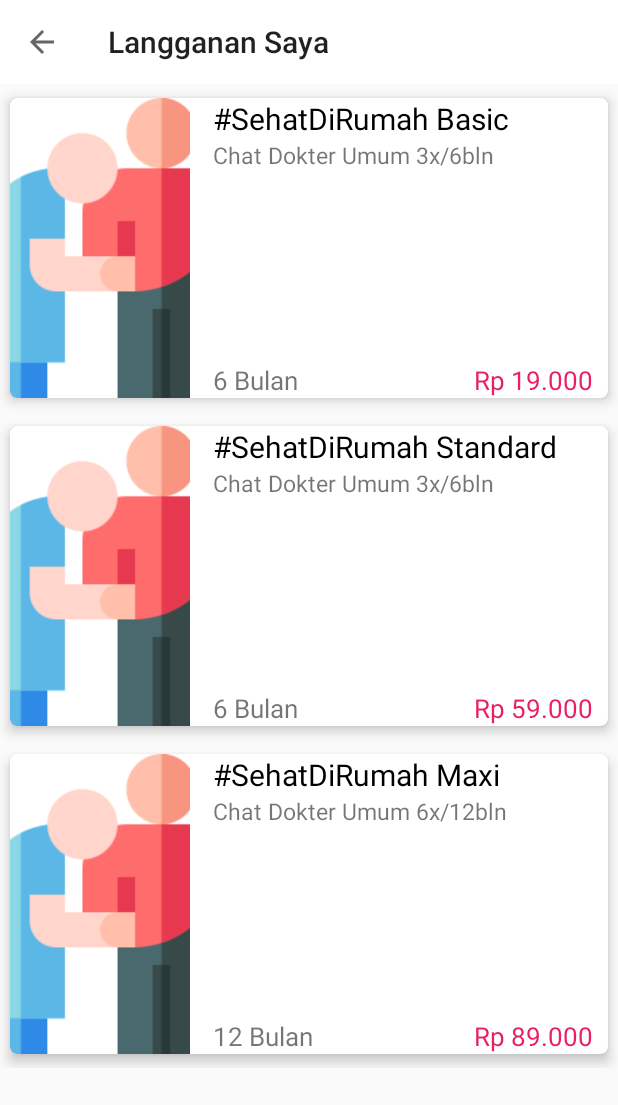
After one commit to Supriyanto6543/Halodoc, an Android app: the ActivityLangganan screen opened directly, with no data from a screen before it, on a phone screen of 412 x 824 dp. The commit adds this screen. Shown: the top 1105 px of the screen. Run offline under Robolectric (Android 15) with nearby library versions, the phone set to English and light mode, and no system bars.

Commit message:
initial commits days 3

```diff
--- a/app/src/main/AndroidManifest.xml
+++ b/app/src/main/AndroidManifest.xml
@@ -25,6 +25,8 @@
         <activity android:name=".ActivityPengaturan"/>
         <activity android:name=".ActivityProfileLengkap"/>
         <activity android:name=".ActivityDompet"/>
+        <activity android:name=".ActivityLangganan"/>
+        <activity android:name=".ActivityBantuan"/>
     </application>
 
 </manifest>
--- /dev/null
+++ b/app/src/main/java/com/halodoc/medical/ActivityLangganan.java
@@ -0,0 +1,47 @@
+package com.halodoc.medical;
+
+import android.os.Bundle;
+import android.view.Menu;
+import android.view.MenuItem;
+
+import androidx.annotation.Nullable;
+import androidx.appcompat.app.AppCompatActivity;
+import androidx.appcompat.widget.Toolbar;
+
+public class ActivityLangganan extends AppCompatActivity {
+
+    Toolbar toolbar;
+
+    @Override
+    protected void onCreate(@Nullable Bundle savedInstanceState) {
+        super.onCreate(savedInstanceState);
+        setContentView(R.layout.activity_langganan);
+        toolbar = findViewById(R.id.toolbar);
+
+        setSupportActionBar(toolbar);
+        getSupportActionBar().setTitle("Langganan Saya");
+        getSupportActionBar().setDisplayHomeAsUpEnabled(true);
+        getSupportActionBar().setDisplayShowHomeEnabled(true);
+
+    }
+
+    @Override
+    public boolean onCreateOptionsMenu(Menu menu) {
+        return super.onCreateOptionsMenu(menu);
+    }
+
+    @Override
+    public boolean onOptionsItemSelected(MenuItem item) {
+        switch (item.getItemId()){
+            case android.R.id.home:
+                onBackPressed();
+                break;
+        }
+        return super.onOptionsItemSelected(item);
+    }
+
+    @Override
+    public void onBackPressed() {
+        super.onBackPressed();
+    }
+}
--- /dev/null
+++ b/app/src/main/res/drawable/ic_call.xml
@@ -0,0 +1,5 @@
+<vector android:height="24dp" android:tint="#232323"
+    android:viewportHeight="24" android:viewportWidth="24"
+    android:width="24dp" xmlns:android="http://schemas.android.com/apk/res/android">
+    <path android:fillColor="@android:color/white" android:pathData="M20.01,15.38c-1.23,0 -2.42,-0.2 -3.53,-0.56 -0.35,-0.12 -0.74,-0.03 -1.01,0.24l-1.57,1.97c-2.83,-1.35 -5.48,-3.9 -6.89,-6.83l1.95,-1.66c0.27,-0.28 0.35,-0.67 0.24,-1.02 -0.37,-1.11 -0.56,-2.3 -0.56,-3.53 0,-0.54 -0.45,-0.99 -0.99,-0.99H4.19C3.65,3 3,3.24 3,3.99 3,13.28 10.73,21 20.01,21c0.71,0 0.99,-0.63 0.99,-1.18v-3.45c0,-0.54 -0.45,-0.99 -0.99,-0.99z"/>
+</vector>
--- /dev/null
+++ b/app/src/main/res/drawable/ic_emai.xml
@@ -0,0 +1,5 @@
+<vector android:height="24dp" android:tint="#232323"
+    android:viewportHeight="24" android:viewportWidth="24"
+    android:width="24dp" xmlns:android="http://schemas.android.com/apk/res/android">
+    <path android:fillColor="@android:color/white" android:pathData="M20,4L4,4c-1.1,0 -1.99,0.9 -1.99,2L2,18c0,1.1 0.9,2 2,2h16c1.1,0 2,-0.9 2,-2L22,6c0,-1.1 -0.9,-2 -2,-2zM20,8l-8,5 -8,-5L4,6l8,5 8,-5v2z"/>
+</vector>
--- /dev/null
+++ b/app/src/main/res/drawable/ic_mess.xml
@@ -0,0 +1,5 @@
+<vector android:height="24dp" android:tint="#232323"
+    android:viewportHeight="24" android:viewportWidth="24"
+    android:width="24dp" xmlns:android="http://schemas.android.com/apk/res/android">
+    <path android:fillColor="@android:color/white" android:pathData="M20,2L4,2c-1.1,0 -1.99,0.9 -1.99,2L2,22l4,-4h14c1.1,0 2,-0.9 2,-2L22,4c0,-1.1 -0.9,-2 -2,-2zM18,14L6,14v-2h12v2zM18,11L6,11L6,9h12v2zM18,8L6,8L6,6h12v2z"/>
+</vector>
--- /dev/null
+++ b/app/src/main/res/layout/activity_langganan.xml
@@ -0,0 +1,261 @@
+<?xml version="1.0" encoding="utf-8"?>
+<androidx.coordinatorlayout.widget.CoordinatorLayout xmlns:android="http://schemas.android.com/apk/res/android"
+    android:layout_width="match_parent"
+    android:layout_height="wrap_content"
+    xmlns:app="http://schemas.android.com/apk/res-auto">
+
+    <LinearLayout
+        android:orientation="vertical"
+        android:layout_width="match_parent"
+        android:layout_height="wrap_content">
+
+        <RelativeLayout
+            android:background="@color/white"
+            android:layout_width="match_parent"
+            android:layout_height="wrap_content">
+
+            <androidx.appcompat.widget.Toolbar
+                android:id="@+id/toolbar"
+                android:layout_width="match_parent"
+                android:layout_height="?attr/actionBarSize"
+                android:background="?attr/colorPrimaryDark"
+                app:popupTheme="@style/AppTheme.PopupOverlay" />
+
+        </RelativeLayout>
+
+        <ScrollView
+            android:layout_width="match_parent"
+            android:layout_height="match_parent">
+
+            <LinearLayout
+                android:orientation="vertical"
+                android:layout_width="match_parent"
+                android:layout_height="wrap_content">
+
+                <androidx.cardview.widget.CardView
+                    app:cardUseCompatPadding="true"
+                    app:cardCornerRadius="5dp"
+                    android:elevation="5dp"
+                    app:cardElevation="5dp"
+                    android:layout_width="match_parent"
+                    android:layout_height="wrap_content">
+
+                    <LinearLayout
+                        android:orientation="horizontal"
+                        android:layout_width="match_parent"
+                        android:layout_height="200dp">
+
+                        <ImageView
+                            android:src="@drawable/nurse3"
+                            android:scaleType="centerCrop"
+                            android:layout_width="120dp"
+                            android:layout_height="200dp"/>
+
+                        <LinearLayout
+                            android:layout_marginStart="15dp"
+                            android:layout_marginEnd="10dp"
+                            android:orientation="vertical"
+                            android:layout_width="match_parent"
+                            android:layout_height="wrap_content">
+
+                            <TextView
+                                android:text="#SehatDiRumah Basic"
+                                android:textColor="@color/black"
+                                android:textSize="20dp"
+                                android:layout_width="wrap_content"
+                                android:layout_height="wrap_content"/>
+
+                            <TextView
+                                android:text="Chat Dokter Umum 3x/6bln"
+                                android:textSize="15dp"
+                                android:layout_width="wrap_content"
+                                android:layout_height="wrap_content"/>
+
+                            <RelativeLayout
+                                android:layout_width="match_parent"
+                                android:layout_height="match_parent">
+
+                                <LinearLayout
+                                    android:orientation="horizontal"
+                                    android:gravity="bottom"
+                                    android:layout_width="match_parent"
+                                    android:layout_height="match_parent">
+
+                                    <TextView
+                                        android:text="6 Bulan"
+                                        android:textSize="17dp"
+                                        android:layout_width="wrap_content"
+                                        android:layout_height="wrap_content"/>
+
+                                    <TextView
+                                        android:text="Rp 19.000"
+                                        android:textSize="17dp"
+
+                                        android:textColor="@color/red_mode"
+                                        android:gravity="right"
+                                        android:layout_width="match_parent"
+                                        android:layout_height="wrap_content"/>
+
+                                </LinearLayout>
+
+                            </RelativeLayout>
+
+                        </LinearLayout>
+
+                    </LinearLayout>
+
+                </androidx.cardview.widget.CardView>
+
+                <androidx.cardview.widget.CardView
+                    app:cardUseCompatPadding="true"
+                    app:cardCornerRadius="5dp"
+                    android:elevation="5dp"
+                    app:cardElevation="5dp"
+                    android:layout_width="match_parent"
+                    android:layout_height="wrap_content">
+
+                    <LinearLayout
+                        android:orientation="horizontal"
+                        android:layout_width="match_parent"
+                        android:layout_height="200dp">
+
+                        <ImageView
+                            android:src="@drawable/nurse3"
+                            android:scaleType="centerCrop"
+                            android:layout_width="120dp"
+                            android:layout_height="200dp"/>
+
+                        <LinearLayout
+                            android:layout_marginStart="15dp"
+                            android:layout_marginEnd="10dp"
+                            android:orientation="vertical"
+                            android:layout_width="match_parent"
+                            android:layout_height="wrap_content">
+
+                            <TextView
+                                android:text="#SehatDiRumah Standard"
+                                android:textColor="@color/black"
+                                android:textSize="20dp"
+                                android:layout_width="wrap_content"
+                                android:layout_height="wrap_content"/>
+
+                            <TextView
+                                android:text="Chat Dokter Umum 3x/6bln"
+                                android:textSize="15dp"
+                                android:layout_width="wrap_content"
+                                android:layout_height="wrap_content"/>
+
+                            <RelativeLayout
+                                android:layout_width="match_parent"
+                                android:layout_height="match_parent">
+
+                                <LinearLayout
+                                    android:orientation="horizontal"
+                                    android:gravity="bottom"
+                                    android:layout_width="match_parent"
+                                    android:layout_height="match_parent">
+
+                                    <TextView
+                                        android:text="6 Bulan"
+                                        android:textSize="17dp"
+                                        android:layout_width="wrap_content"
+                                        android:layout_height="wrap_content"/>
+
+                                    <TextView
+                                        android:text="Rp 59.000"
+                                        android:textSize="17dp"
+                                        android:textColor="@color/red_mode"
+                                        android:gravity="right"
+                                        android:layout_width="match_parent"
+                                        android:layout_height="wrap_content"/>
+
+                                </LinearLayout>
+
+                            </RelativeLayout>
+
+                        </LinearLayout>
+
+                    </LinearLayout>
+
+                </androidx.cardview.widget.CardView>
+
+                <androidx.cardview.widget.CardView
+                    app:cardUseCompatPadding="true"
+                    app:cardCornerRadius="5dp"
+                    android:elevation="5dp"
+                    app:cardElevation="5dp"
+                    android:layout_width="match_parent"
+                    android:layout_height="wrap_content">
+
+                    <LinearLayout
+                        android:orientation="horizontal"
+                        android:layout_width="match_parent"
+                        android:layout_height="200dp">
+
+                        <ImageView
+                            android:src="@drawable/nurse3"
+                            android:scaleType="centerCrop"
+                            android:layout_width="120dp"
+                            android:layout_height="200dp"/>
+
+                        <LinearLayout
+                            android:layout_marginStart="15dp"
+                            android:layout_marginEnd="10dp"
+                            android:orientation="vertical"
+                            android:layout_width="match_parent"
+                            android:layout_height="wrap_content">
+
+                            <TextView
+                                android:text="#SehatDiRumah Maxi"
+                                android:textColor="@color/black"
+                                android:textSize="20dp"
+                                android:layout_width="wrap_content"
+                                android:layout_height="wrap_content"/>
+
+                            <TextView
+                                android:text="Chat Dokter Umum 6x/12bln"
+                                android:textSize="15dp"
+                                android:layout_width="wrap_content"
+                                android:layout_height="wrap_content"/>
+
+                            <RelativeLayout
+                                android:layout_width="match_parent"
+                                android:layout_height="match_parent">
+
+                                <LinearLayout
+                                    android:orientation="horizontal"
+                                    android:gravity="bottom"
+                                    android:layout_width="match_parent"
+                                    android:layout_height="match_parent">
+
+                                    <TextView
+                                        android:text="12 Bulan"
+                                        android:textSize="17dp"
+                                        android:layout_width="wrap_content"
+                                        android:layout_height="wrap_content"/>
+
+                                    <TextView
+                                        android:text="Rp 89.000"
+                                        android:textSize="17dp"
+                                        android:textColor="@color/red_mode"
+                                        android:gravity="right"
+                                        android:layout_width="match_parent"
+                                        android:layout_height="wrap_content"/>
+
+                                </LinearLayout>
+
+                            </RelativeLayout>
+
+                        </LinearLayout>
+
+                    </LinearLayout>
+
+                </androidx.cardview.widget.CardView>
+
+            </LinearLayout>
+
+        </ScrollView>
+
+    </LinearLayout>
+
+</androidx.coordinatorlayout.widget.CoordinatorLayout>
--- a/app/src/main/res/layout/fragment_lainnya.xml
+++ b/app/src/main/res/layout/fragment_lainnya.xml
@@ -33,6 +33,7 @@
                 android:layout_height="wrap_content">
 
                 <RelativeLayout
+                    android:id="@+id/pengingat"
                     android:layout_margin="10dp"
                     android:gravity="center_vertical"
                     android:layout_width="match_parent"
@@ -111,6 +112,7 @@
                 </RelativeLayout>
 
                 <RelativeLayout
+                    android:id="@+id/langganan"
                     android:layout_margin="10dp"
                     android:gravity="center_vertical"
                     android:layout_width="match_parent"
@@ -143,6 +145,7 @@
                 </RelativeLayout>
 
                 <RelativeLayout
+                    android:id="@+id/alamat"
                     android:layout_margin="10dp"
                     android:gravity="center_vertical"
                     android:layout_width="match_parent"
@@ -175,6 +178,7 @@
                 </RelativeLayout>
 
                 <RelativeLayout
+                    android:id="@+id/bantuan"
                     android:layout_margin="10dp"
                     android:gravity="center_vertical"
                     android:layout_width="match_parent"
```
Also changed, not shown: app/src/main/java/com/halodoc/medical/ActivityBantuan.java (added, +47 -0 lines), app/src/main/java/com/halodoc/medical/fragment/FragmentLainnya.java (+35 -1 lines), app/src/main/res/layout/activity_bantuan.xml (added, +239 -0 lines).
